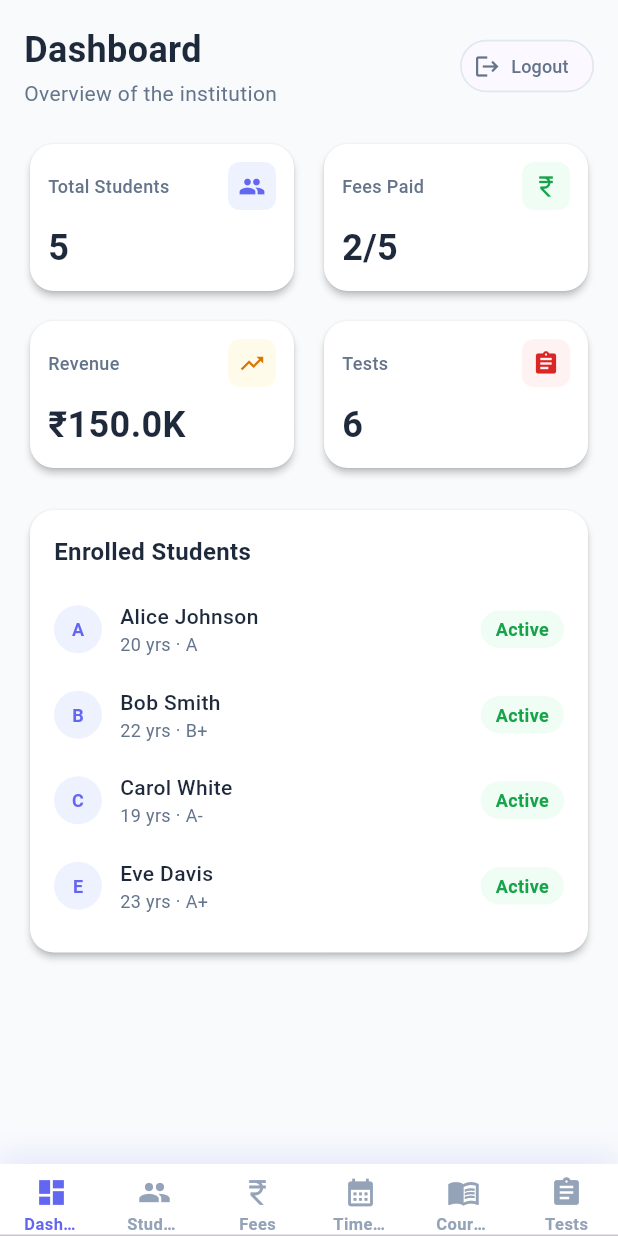
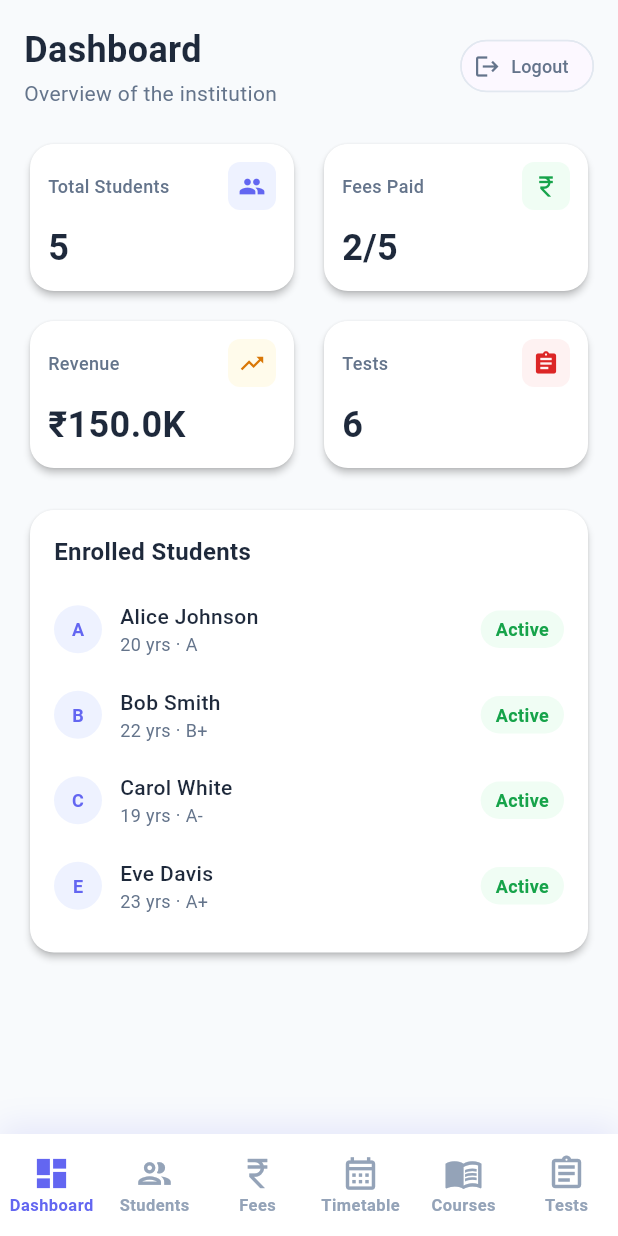
Before and after one commit to Teja080910/college-management, a Flutter app: the MainTabs screen opened directly, on a phone screen of 412 x 824 dp. Run offline on Flutter 3.47's test engine with Material 3 defaults, Android fonts, the light colour scheme and no system bars; our stand-ins replace shared_preferences; accounts and stored records are empty.

Commit message:
feat: refactor navigation to use BottomNavigationBar and update screens for improved layout

```diff
--- a/flutter-mobile/lib/navigation/app_router.dart
+++ b/flutter-mobile/lib/navigation/app_router.dart
@@ -26,26 +26,30 @@ class AuthGate extends StatelessWidget {
   }
 }
 
-class MainTabs extends StatelessWidget {
+class MainTabs extends StatefulWidget {
   const MainTabs({super.key});
 
   @override
-  Widget build(BuildContext context) {
-    return DefaultTabController(
-      length: 6,
-      child: Scaffold(
-        body: TabBarView(
-          children: const [
+  State<MainTabs> createState() => _MainTabsState();
+}
+
+class _MainTabsState extends State<MainTabs> {
+  int _selectedIndex = 0;
+
+  static const _screens = <Widget>[
     DashboardScreen(),
     StudentsScreen(),
     FeesScreen(),
     TimetableScreen(),
     CoursesScreen(),
     TestsScreen(),
-          ],
-        ),
-        bottomNavigationBar: Consumer<AuthProvider>(
-          builder: (ctx, auth, _) => Container(
+  ];
+
+  @override
+  Widget build(BuildContext context) {
+    return Scaffold(
+      body: _screens[_selectedIndex],
+      bottomNavigationBar: Container(
         decoration: BoxDecoration(
           color: Colors.white,
           boxShadow: [
@@ -57,21 +61,29 @@ class MainTabs extends StatelessWidget {
           ],
         ),
         child: SafeArea(
-              child: TabBar(
-                indicatorColor: Colors.transparent,
-                labelColor: const Color(0xFF6366f1),
-                unselectedLabelColor: const Color(0xFF94a3b8),
-                labelStyle: const TextStyle(fontSize: 11, fontWeight: FontWeight.w700, letterSpacing: 0.3),
-                unselectedLabelStyle: const TextStyle(fontSize: 11, fontWeight: FontWeight.w700, letterSpacing: 0.3),
-                tabs: const [
-                  _TabItem(icon: Icons.dashboard, label: 'Dashboard'),
-                  _TabItem(icon: Icons.group, label: 'Students'),
-                  _TabItem(icon: Icons.currency_rupee, label: 'Fees'),
-                  _TabItem(icon: Icons.calendar_month, label: 'Timetable'),
-                  _TabItem(icon: Icons.menu_book, label: 'Courses'),
-                  _TabItem(icon: Icons.assignment, label: 'Tests'),
+          child: Padding(
+            padding: const EdgeInsets.symmetric(vertical: 6),
+            child: BottomNavigationBar(
+              currentIndex: _selectedIndex,
+              onTap: (i) => setState(() => _selectedIndex = i),
+              type: BottomNavigationBarType.fixed,
+              backgroundColor: Colors.transparent,
+              selectedItemColor: const Color(0xFF6366f1),
+              unselectedItemColor: const Color(0xFF94a3b8),
+              selectedFontSize: 11,
+              unselectedFontSize: 11,
+              selectedLabelStyle: const TextStyle(fontWeight: FontWeight.w700, letterSpacing: 0.3),
+              unselectedLabelStyle: const TextStyle(fontWeight: FontWeight.w700, letterSpacing: 0.3),
+              iconSize: 26,
+              elevation: 0,
+              items: const [
+                BottomNavigationBarItem(icon: Icon(Icons.dashboard_outlined), activeIcon: Icon(Icons.dashboard), label: 'Dashboard'),
+                BottomNavigationBarItem(icon: Icon(Icons.group_outlined), activeIcon: Icon(Icons.group), label: 'Students'),
+                BottomNavigationBarItem(icon: Icon(Icons.currency_rupee_outlined), activeIcon: Icon(Icons.currency_rupee), label: 'Fees'),
+                BottomNavigationBarItem(icon: Icon(Icons.calendar_month_outlined), activeIcon: Icon(Icons.calendar_month), label: 'Timetable'),
+                BottomNavigationBarItem(icon: Icon(Icons.menu_book_outlined), activeIcon: Icon(Icons.menu_book), label: 'Courses'),
+                BottomNavigationBarItem(icon: Icon(Icons.assignment_outlined), activeIcon: Icon(Icons.assignment), label: 'Tests'),
               ],
-              ),
             ),
           ),
         ),
@@ -79,26 +91,3 @@ class MainTabs extends StatelessWidget {
     );
   }
 }
-
-class _TabItem extends StatelessWidget {
-  final IconData icon;
-  final String label;
-
-  const _TabItem({required this.icon, required this.label});
-
-  @override
-  Widget build(BuildContext context) {
-    return Tab(
-      child: Column(
-        mainAxisSize: MainAxisSize.min,
-        children: [
-          SizedBox(height: 8),
-          Icon(icon, size: 22),
-          SizedBox(height: 2),
-          Text(label, overflow: TextOverflow.ellipsis),
-          const SizedBox(height: 4),
-        ],
-      ),
-    );
-  }
-}
--- a/flutter-mobile/lib/screens/courses_screen.dart
+++ b/flutter-mobile/lib/screens/courses_screen.dart
@@ -1,6 +1,5 @@
 import 'package:flutter/material.dart';
 import 'package:flutter_mobile/services/store_service.dart' as store;
-import 'package:flutter_mobile/models/course.dart';
 
 class CoursesScreen extends StatelessWidget {
   const CoursesScreen({super.key});
--- a/flutter-mobile/lib/screens/dashboard_screen.dart
+++ b/flutter-mobile/lib/screens/dashboard_screen.dart
@@ -4,7 +4,6 @@ import 'package:flutter_mobile/providers/auth_provider.dart';
 import 'package:flutter_mobile/services/store_service.dart' as store;
 import 'package:flutter_mobile/models/student.dart';
 import 'package:flutter_mobile/models/fee.dart';
-import 'package:flutter_mobile/models/test_model.dart';
 
 class DashboardScreen extends StatefulWidget {
   const DashboardScreen({super.key});
--- a/flutter-mobile/lib/screens/fees_screen.dart
+++ b/flutter-mobile/lib/screens/fees_screen.dart
@@ -248,8 +248,10 @@ class _FeesScreenState extends State<FeesScreen> {
       ),
       bottomSheet: _dialogOpen
           ? Container(
+              color: Colors.white,
               padding: EdgeInsets.only(bottom: MediaQuery.of(context).viewInsets.bottom),
               child: BottomSheet(
+                backgroundColor: Colors.white,
                 onClosing: () => setState(() => _dialogOpen = false),
                 enableDrag: false,
                 shape: const RoundedRectangleBorder(
--- a/flutter-mobile/lib/screens/login_screen.dart
+++ b/flutter-mobile/lib/screens/login_screen.dart
@@ -72,10 +72,11 @@ class _LoginScreenState extends State<LoginScreen>
       backgroundColor: const Color(0xFFf8fafc),
       body: GestureDetector(
         onTap: () => FocusScope.of(context).unfocus(),
-        child: Center(
-          child: SingleChildScrollView(
-            padding: const EdgeInsets.symmetric(horizontal: 24),
-            child: FadeTransition(
+        child: SingleChildScrollView(
+          child: Center(
+            child: Padding(
+              padding: const EdgeInsets.symmetric(horizontal: 24, vertical: 60),
+              child: FadeTransition(
                 opacity: _fadeAnim,
                 child: SlideTransition(
                   position: _slideAnim,
@@ -109,29 +110,12 @@ class _LoginScreenState extends State<LoginScreen>
                                   ),
                                 ],
                               ),
-                              child: const Icon(
-                                Icons.school,
-                                color: Colors.white,
-                                size: 34,
-                              ),
+                              child: const Icon(Icons.school, color: Colors.white, size: 34),
                             ),
                             const SizedBox(height: 20),
-                            const Text(
-                              'Welcome back',
-                              style: TextStyle(
-                                fontSize: 24,
-                                fontWeight: FontWeight.w700,
-                                color: Color(0xFF1e293b),
-                              ),
-                            ),
+                            const Text('Welcome back', style: TextStyle(fontSize: 24, fontWeight: FontWeight.w700, color: Color(0xFF1e293b))),
                             const SizedBox(height: 6),
-                            const Text(
-                              'Sign in to your student portal',
-                              style: TextStyle(
-                                fontSize: 14,
-                                color: Color(0xFF64748b),
-                              ),
-                            ),
+                            const Text('Sign in to your student portal', style: TextStyle(fontSize: 14, color: Color(0xFF64748b))),
                             const SizedBox(height: 32),
                             if (_error.isNotEmpty)
                               Container(
@@ -143,13 +127,8 @@ class _LoginScreenState extends State<LoginScreen>
                                   borderRadius: BorderRadius.circular(12),
                                   border: Border.all(color: const Color(0xFFfecaca)),
                                 ),
-                                child: const Text(
-                                  'Invalid credentials. Try admin/admin.',
-                                  style: TextStyle(
-                                    color: Color(0xFFdc2626),
-                                    fontSize: 14,
-                                  ),
-                                ),
+                                child: const Text('Invalid credentials. Try admin/admin.',
+                                    style: TextStyle(color: Color(0xFFdc2626), fontSize: 14)),
                               ),
                             TextFormField(
                               controller: _usernameController,
@@ -158,22 +137,12 @@ class _LoginScreenState extends State<LoginScreen>
                                 hintText: 'admin',
                                 filled: true,
                                 fillColor: Colors.white,
-                                border: OutlineInputBorder(
-                                  borderRadius: BorderRadius.circular(12),
-                                  borderSide: const BorderSide(color: Color(0xFFe2e8f0)),
-                                ),
-                                enabledBorder: OutlineInputBorder(
-                                  borderRadius: BorderRadius.circular(12),
-                                  borderSide: const BorderSide(color: Color(0xFFe2e8f0)),
-                                ),
-                                focusedBorder: OutlineInputBorder(
-                                  borderRadius: BorderRadius.circular(12),
-                                  borderSide: const BorderSide(color: Color(0xFF6366f1)),
-                                ),
+                                border: OutlineInputBorder(borderRadius: BorderRadius.circular(12), borderSide: const BorderSide(color: Color(0xFFe2e8f0))),
+                                enabledBorder: OutlineInputBorder(borderRadius: BorderRadius.circular(12), borderSide: const BorderSide(color: Color(0xFFe2e8f0))),
+                                focusedBorder: OutlineInputBorder(borderRadius: BorderRadius.circular(12), borderSide: const BorderSide(color: Color(0xFF6366f1))),
                               ),
                               textInputAction: TextInputAction.next,
-                              onFieldSubmitted: (_) =>
-                                  FocusScope.of(context).nextFocus(),
+                              onFieldSubmitted: (_) => FocusScope.of(context).nextFocus(),
                             ),
                             const SizedBox(height: 14),
                             TextFormField(
@@ -184,23 +153,11 @@ class _LoginScreenState extends State<LoginScreen>
                                 hintText: '••••••',
                                 filled: true,
                                 fillColor: Colors.white,
-                                border: OutlineInputBorder(
-                                  borderRadius: BorderRadius.circular(12),
-                                  borderSide: const BorderSide(color: Color(0xFFe2e8f0)),
-                                ),
-                                enabledBorder: OutlineInputBorder(
-                                  borderRadius: BorderRadius.circular(12),
-                                  borderSide: const BorderSide(color: Color(0xFFe2e8f0)),
-                                ),
-                                focusedBorder: OutlineInputBorder(
-                                  borderRadius: BorderRadius.circular(12),
-                                  borderSide: const BorderSide(color: Color(0xFF6366f1)),
-                                ),
+                                border: OutlineInputBorder(borderRadius: BorderRadius.circular(12), borderSide: const BorderSide(color: Color(0xFFe2e8f0))),
+                                enabledBorder: OutlineInputBorder(borderRadius: BorderRadius.circular(12), borderSide: const BorderSide(color: Color(0xFFe2e8f0))),
+                                focusedBorder: OutlineInputBorder(borderRadius: BorderRadius.circular(12), borderSide: const BorderSide(color: Color(0xFF6366f1))),
                                 suffixIcon: IconButton(
-                                  icon: Icon(
-                                    _showPw ? Icons.visibility_off : Icons.visibility,
-                                    color: const Color(0xFF64748b),
-                                  ),
+                                  icon: Icon(_showPw ? Icons.visibility_off : Icons.visibility, color: const Color(0xFF64748b)),
                                   onPressed: () => setState(() => _showPw = !_showPw),
                                 ),
                               ),
@@ -216,36 +173,15 @@ class _LoginScreenState extends State<LoginScreen>
                                 style: ElevatedButton.styleFrom(
                                   backgroundColor: const Color(0xFF6366f1),
                                   foregroundColor: Colors.white,
-                                  shape: RoundedRectangleBorder(
-                                    borderRadius: BorderRadius.circular(12),
-                                  ),
+                                  shape: RoundedRectangleBorder(borderRadius: BorderRadius.circular(12)),
                                 ),
                                 child: _loading
-                                    ? const SizedBox(
-                                        width: 22,
-                                        height: 22,
-                                        child: CircularProgressIndicator(
-                                          strokeWidth: 2,
-                                          color: Colors.white,
-                                        ),
-                                      )
-                                    : const Text(
-                                        'Sign In',
-                                        style: TextStyle(
-                                          fontSize: 16,
-                                          fontWeight: FontWeight.w600,
-                                        ),
-                                      ),
+                                    ? const SizedBox(width: 22, height: 22, child: CircularProgressIndicator(strokeWidth: 2, color: Colors.white))
+                                    : const Text('Sign In', style: TextStyle(fontSize: 16, fontWeight: FontWeight.w600)),
                               ),
                             ),
                             const SizedBox(height: 24),
-                            const Text(
-                              'Demo: admin / admin',
-                              style: TextStyle(
-                                fontSize: 12,
-                                color: Color(0xFF64748b),
-                              ),
-                            ),
+                            const Text('Demo: admin / admin', style: TextStyle(fontSize: 12, color: Color(0xFF64748b))),
                           ],
                         ),
                       ),
@@ -254,6 +190,7 @@ class _LoginScreenState extends State<LoginScreen>
                 ),
               ),
             ),
+          ),
         ),
       ),
     );
--- a/flutter-mobile/lib/screens/students_screen.dart
+++ b/flutter-mobile/lib/screens/students_screen.dart
@@ -256,8 +256,10 @@ class _StudentsScreenState extends State<StudentsScreen> {
       ),
       bottomSheet: _dialogOpen
           ? Container(
+              color: Colors.white,
               padding: EdgeInsets.only(bottom: MediaQuery.of(context).viewInsets.bottom),
               child: BottomSheet(
+                backgroundColor: Colors.white,
                 onClosing: () => setState(() => _dialogOpen = false),
                 enableDrag: false,
                 shape: const RoundedRectangleBorder(
--- a/flutter-mobile/lib/screens/timetable_screen.dart
+++ b/flutter-mobile/lib/screens/timetable_screen.dart
@@ -1,6 +1,5 @@
 import 'package:flutter/material.dart';
 import 'package:flutter_mobile/services/store_service.dart' as store;
-import 'package:flutter_mobile/models/timetable.dart';
 
 class TimetableScreen extends StatelessWidget {
   const TimetableScreen({super.key});
```
Also changed, not shown: 2 other files. Lines whose indentation alone changed are shown as unchanged.
